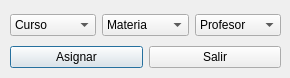
Santiago-Pinto/colorcraft, file newassignmentdialog.ui: the form before one commit.
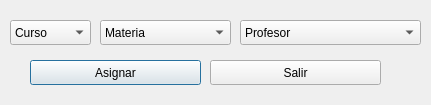
The form after the commit.

Patch:
```diff
--- a/newassignmentdialog.ui
+++ b/newassignmentdialog.ui
@@ -6,73 +6,86 @@
    <rect>
     <x>0</x>
     <y>0</y>
-    <width>290</width>
-    <height>78</height>
+    <width>431</width>
+    <height>105</height>
    </rect>
   </property>
   <property name="windowTitle">
    <string>Dialog</string>
   </property>
-  <widget class="QWidget" name="layoutWidget">
-   <property name="geometry">
-    <rect>
-     <x>10</x>
-     <y>10</y>
-     <width>271</width>
-     <height>62</height>
-    </rect>
-   </property>
-   <layout class="QVBoxLayout" name="verticalLayout">
-    <item>
-     <layout class="QHBoxLayout" name="horizontalLayout">
-      <item>
-       <widget class="QComboBox" name="cmbCourse">
-        <item>
-         <property name="text">
-          <string>Curso</string>
-         </property>
-        </item>
-       </widget>
-      </item>
-      <item>
-       <widget class="QComboBox" name="cmbSubject">
-        <item>
-         <property name="text">
-          <string>Materia</string>
-         </property>
-        </item>
-       </widget>
-      </item>
-      <item>
        <widget class="QComboBox" name="cmbProfessor">
+   <property name="geometry">
+    <rect>
+     <x>240</x>
+     <y>20</y>
+     <width>181</width>
+     <height>25</height>
+    </rect>
+   </property>
         <item>
          <property name="text">
           <string>Profesor</string>
          </property>
         </item>
        </widget>
-      </item>
-     </layout>
-    </item>
-    <item>
-     <layout class="QHBoxLayout" name="horizontalLayout_2">
-      <item>
        <widget class="QPushButton" name="btnAssign">
+   <property name="geometry">
+    <rect>
+     <x>30</x>
+     <y>60</y>
+     <width>171</width>
+     <height>25</height>
+    </rect>
+   </property>
         <property name="text">
          <string>Asignar</string>
         </property>
        </widget>
-      </item>
-      <item>
        <widget class="QPushButton" name="btnExit">
+   <property name="geometry">
+    <rect>
+     <x>210</x>
+     <y>60</y>
+     <width>171</width>
+     <height>25</height>
+    </rect>
+   </property>
         <property name="text">
          <string>Salir</string>
         </property>
        </widget>
-      </item>
-     </layout>
-    </item>
-   </layout>
+  <widget class="QComboBox" name="cmbSubject">
+   <property name="geometry">
+    <rect>
+     <x>100</x>
+     <y>20</y>
+     <width>131</width>
+     <height>25</height>
+    </rect>
+   </property>
+   <property name="frame">
+    <bool>true</bool>
+   </property>
+   <item>
+    <property name="text">
+     <string>Materia</string>
+    </property>
+   </item>
+  </widget>
+  <widget class="QComboBox" name="cmbCourse">
+   <property name="geometry">
+    <rect>
+     <x>10</x>
+     <y>20</y>
+     <width>81</width>
+     <height>25</height>
+    </rect>
+   </property>
+   <item>
+    <property name="text">
+     <string>Curso</string>
+    </property>
+   </item>
   </widget>
  </widget>
  <resources/>
```
Lines whose indentation alone changed are shown as unchanged.
